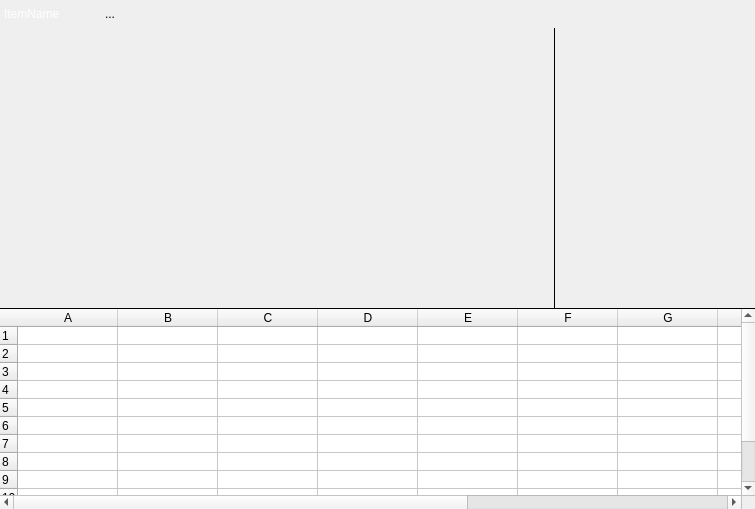
Qt form ApplicationUi/TopologyWidget.ui (kacerpetr/NNCreator) before a commit.
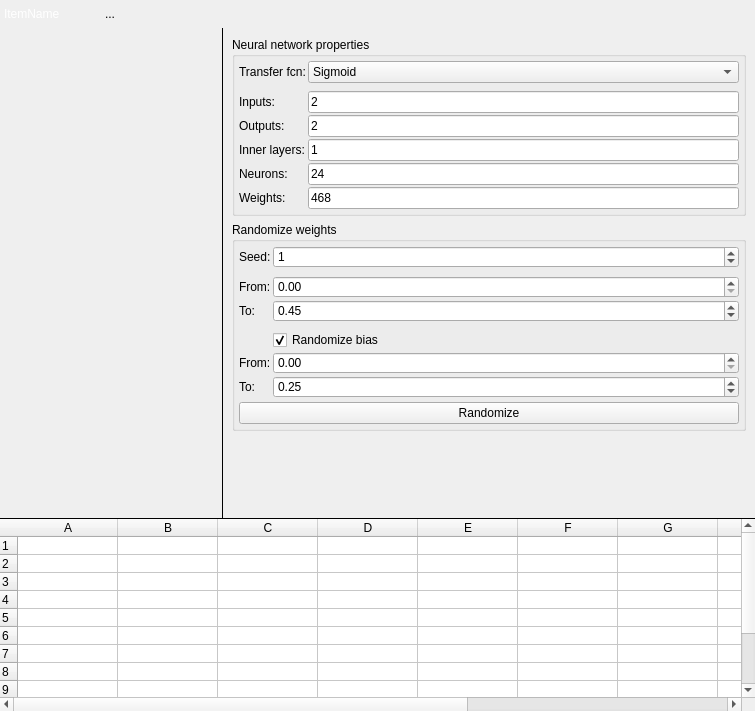
The same form after that commit. Icons and pictures are not drawn.

Commit message: Designed right part of topology editor (network properties, weight randomizing).

The edit to the form file:
```diff
--- a/ApplicationUi/TopologyWidget.ui
+++ b/ApplicationUi/TopologyWidget.ui
@@ -7,7 +7,7 @@
     <x>0</x>
     <y>0</y>
     <width>755</width>
-    <height>509</height>
+    <height>711</height>
    </rect>
   </property>
   <property name="sizePolicy">
@@ -206,7 +206,7 @@
      </property>
      <widget class="QSplitter" name="splitterH">
       <property name="sizePolicy">
-       <sizepolicy hsizetype="Expanding" vsizetype="Preferred">
+       <sizepolicy hsizetype="Preferred" vsizetype="Preferred">
         <horstretch>0</horstretch>
         <verstretch>1</verstretch>
        </sizepolicy>
@@ -231,7 +231,7 @@
       <widget class="QScrollArea" name="layerScrollArea">
        <property name="sizePolicy">
         <sizepolicy hsizetype="Preferred" vsizetype="Preferred">
-         <horstretch>1</horstretch>
+         <horstretch>2</horstretch>
          <verstretch>0</verstretch>
         </sizepolicy>
        </property>
@@ -258,8 +258,8 @@
          <rect>
           <x>0</x>
           <y>0</y>
-          <width>554</width>
-          <height>280</height>
+          <width>141</width>
+          <height>490</height>
          </rect>
         </property>
        </widget>
@@ -267,13 +267,13 @@
       <widget class="QFrame" name="frame">
        <property name="sizePolicy">
         <sizepolicy hsizetype="Preferred" vsizetype="Preferred">
-         <horstretch>0</horstretch>
+         <horstretch>2</horstretch>
          <verstretch>0</verstretch>
         </sizepolicy>
        </property>
        <property name="minimumSize">
         <size>
-         <width>200</width>
+         <width>250</width>
          <height>0</height>
         </size>
        </property>
@@ -283,6 +283,465 @@
        <property name="frameShadow">
         <enum>QFrame::Raised</enum>
        </property>
+       <layout class="QVBoxLayout" name="verticalLayout_2">
+        <item>
+         <widget class="QGroupBox" name="groupBox_2">
+          <property name="title">
+           <string>Neural network properties</string>
+          </property>
+          <layout class="QVBoxLayout" name="verticalLayout_3">
+           <property name="margin">
+            <number>4</number>
+           </property>
+           <item>
+            <layout class="QFormLayout" name="formLayout">
+             <property name="fieldGrowthPolicy">
+              <enum>QFormLayout::ExpandingFieldsGrow</enum>
+             </property>
+             <property name="horizontalSpacing">
+              <number>2</number>
+             </property>
+             <property name="verticalSpacing">
+              <number>2</number>
+             </property>
+             <item row="0" column="0">
+              <widget class="QLabel" name="label">
+               <property name="text">
+                <string>Transfer fcn:</string>
+               </property>
+              </widget>
+             </item>
+             <item row="0" column="1">
+              <widget class="QComboBox" name="comboBox">
+               <property name="sizePolicy">
+                <sizepolicy hsizetype="Expanding" vsizetype="Fixed">
+                 <horstretch>0</horstretch>
+                 <verstretch>0</verstretch>
+                </sizepolicy>
+               </property>
+               <property name="minimumSize">
+                <size>
+                 <width>0</width>
+                 <height>20</height>
+                </size>
+               </property>
+               <item>
+                <property name="text">
+                 <string>Sigmoid</string>
+                </property>
+               </item>
+               <item>
+                <property name="text">
+                 <string>Hyperbollic tangens</string>
+                </property>
+               </item>
+              </widget>
+             </item>
+             <item row="2" column="0">
+              <widget class="QLabel" name="label_10">
+               <property name="text">
+                <string>Inputs:</string>
+               </property>
+              </widget>
+             </item>
+             <item row="2" column="1">
+              <widget class="QLineEdit" name="lineEdit_4">
+               <property name="minimumSize">
+                <size>
+                 <width>0</width>
+                 <height>20</height>
+                </size>
+               </property>
+               <property name="text">
+                <string>2</string>
+               </property>
+               <property name="readOnly">
+                <bool>true</bool>
+               </property>
+              </widget>
+             </item>
+             <item row="3" column="0">
+              <widget class="QLabel" name="label_11">
+               <property name="text">
+                <string>Outputs:</string>
+               </property>
+              </widget>
+             </item>
+             <item row="3" column="1">
+              <widget class="QLineEdit" name="lineEdit_5">
+               <property name="minimumSize">
+                <size>
+                 <width>0</width>
+                 <height>20</height>
+                </size>
+               </property>
+               <property name="text">
+                <string>2</string>
+               </property>
+               <property name="readOnly">
+                <bool>true</bool>
+               </property>
+              </widget>
+             </item>
+             <item row="4" column="0">
+              <widget class="QLabel" name="label_7">
+               <property name="text">
+                <string>Inner layers:</string>
+               </property>
+              </widget>
+             </item>
+             <item row="4" column="1">
+              <widget class="QLineEdit" name="lineEdit">
+               <property name="minimumSize">
+                <size>
+                 <width>0</width>
+                 <height>20</height>
+                </size>
+               </property>
+               <property name="text">
+                <string>1</string>
+               </property>
+               <property name="readOnly">
+                <bool>true</bool>
+               </property>
+              </widget>
+             </item>
+             <item row="5" column="0">
+              <widget class="QLabel" name="label_8">
+               <property name="text">
+                <string>Neurons:</string>
+               </property>
+              </widget>
+             </item>
+             <item row="5" column="1">
+              <widget class="QLineEdit" name="lineEdit_2">
+               <property name="minimumSize">
+                <size>
+                 <width>0</width>
+                 <height>20</height>
+                </size>
+               </property>
+               <property name="text">
+                <string>24</string>
+               </property>
+               <property name="readOnly">
+                <bool>true</bool>
+               </property>
+              </widget>
+             </item>
+             <item row="6" column="0">
+              <widget class="QLabel" name="label_9">
+               <property name="text">
+                <string>Weights:</string>
+               </property>
+              </widget>
+             </item>
+             <item row="6" column="1">
+              <widget class="QLineEdit" name="lineEdit_3">
+               <property name="minimumSize">
+                <size>
+                 <width>0</width>
+                 <height>20</height>
+                </size>
+               </property>
+               <property name="text">
+                <string>468</string>
+               </property>
+               <property name="readOnly">
+                <bool>true</bool>
+               </property>
+              </widget>
+             </item>
+             <item row="1" column="1">
+              <spacer name="verticalSpacer_4">
+               <property name="orientation">
+                <enum>Qt::Vertical</enum>
+               </property>
+               <property name="sizeType">
+                <enum>QSizePolicy::Fixed</enum>
+               </property>
+               <property name="sizeHint" stdset="0">
+                <size>
+                 <width>20</width>
+                 <height>4</height>
+                </size>
+               </property>
+              </spacer>
+             </item>
+            </layout>
+           </item>
+          </layout>
+         </widget>
+        </item>
+        <item>
+         <widget class="QGroupBox" name="groupBox">
+          <property name="title">
+           <string>Randomize weights</string>
+          </property>
+          <layout class="QVBoxLayout" name="verticalLayout_4">
+           <property name="spacing">
+            <number>4</number>
+           </property>
+           <property name="margin">
+            <number>4</number>
+           </property>
+           <item>
+            <layout class="QFormLayout" name="formLayout_2">
+             <property name="sizeConstraint">
+              <enum>QLayout::SetDefaultConstraint</enum>
+             </property>
+             <property name="fieldGrowthPolicy">
+              <enum>QFormLayout::ExpandingFieldsGrow</enum>
+             </property>
+             <property name="horizontalSpacing">
+              <number>2</number>
+             </property>
+             <property name="verticalSpacing">
+              <number>2</number>
+             </property>
+             <item row="0" column="0">
+              <widget class="QLabel" name="label_2">
+               <property name="text">
+                <string>Seed:</string>
+               </property>
+              </widget>
+             </item>
+             <item row="0" column="1">
+              <widget class="QSpinBox" name="spinBox">
+               <property name="sizePolicy">
+                <sizepolicy hsizetype="Expanding" vsizetype="Fixed">
+                 <horstretch>0</horstretch>
+                 <verstretch>0</verstretch>
+                </sizepolicy>
+               </property>
+               <property name="minimumSize">
+                <size>
+                 <width>0</width>
+                 <height>20</height>
+                </size>
+               </property>
+               <property name="maximum">
+                <number>100000000</number>
+               </property>
+               <property name="value">
+                <number>1</number>
+               </property>
+              </widget>
+             </item>
+             <item row="2" column="0">
+              <widget class="QLabel" name="label_3">
+               <property name="text">
+                <string>From:</string>
+               </property>
+              </widget>
+             </item>
+             <item row="2" column="1">
+              <widget class="QDoubleSpinBox" name="doubleSpinBox">
+               <property name="sizePolicy">
+                <sizepolicy hsizetype="Expanding" vsizetype="Fixed">
+                 <horstretch>0</horstretch>
+                 <verstretch>0</verstretch>
+                </sizepolicy>
+               </property>
+               <property name="minimumSize">
+                <size>
+                 <width>0</width>
+                 <height>20</height>
+                </size>
+               </property>
+              </widget>
+             </item>
+             <item row="3" column="0">
+              <widget class="QLabel" name="label_4">
+               <property name="text">
+                <string>To:</string>
+               </property>
+              </widget>
+             </item>
+             <item row="3" column="1">
+              <widget class="QDoubleSpinBox" name="doubleSpinBox_2">
+               <property name="sizePolicy">
+                <sizepolicy hsizetype="Expanding" vsizetype="Fixed">
+                 <horstretch>0</horstretch>
+                 <verstretch>0</verstretch>
+                </sizepolicy>
+               </property>
+               <property name="minimumSize">
+                <size>
+                 <width>0</width>
+                 <height>20</height>
+                </size>
+               </property>
+               <property name="maximum">
+                <double>1.000000000000000</double>
+               </property>
+               <property name="singleStep">
+                <double>0.050000000000000</double>
+               </property>
+               <property name="value">
+                <double>0.450000000000000</double>
+               </property>
+              </widget>
+             </item>
+             <item row="5" column="1">
+              <widget class="QCheckBox" name="checkBox">
+               <property name="minimumSize">
+                <size>
+                 <width>0</width>
+                 <height>20</height>
+                </size>
+               </property>
+               <property name="text">
+                <string>Randomize bias</string>
+               </property>
+               <property name="checked">
+                <bool>true</bool>
+               </property>
+              </widget>
+             </item>
+             <item row="7" column="0">
+              <widget class="QLabel" name="label_5">
+               <property name="text">
+                <string>From:</string>
+               </property>
+              </widget>
+             </item>
+             <item row="7" column="1">
+              <widget class="QDoubleSpinBox" name="doubleSpinBox_3">
+               <property name="sizePolicy">
+                <sizepolicy hsizetype="Expanding" vsizetype="Fixed">
+                 <horstretch>0</horstretch>
+                 <verstretch>0</verstretch>
+                </sizepolicy>
+               </property>
+               <property name="minimumSize">
+                <size>
+                 <width>0</width>
+                 <height>20</height>
+                </size>
+               </property>
+               <property name="decimals">
+                <number>2</number>
+               </property>
+               <property name="maximum">
+                <double>1.000000000000000</double>
+               </property>
+               <property name="singleStep">
+                <double>0.050000000000000</double>
+               </property>
+               <property name="value">
+                <double>0.000000000000000</double>
+               </property>
+              </widget>
+             </item>
+             <item row="8" column="0">
+              <widget class="QLabel" name="label_6">
+               <property name="text">
+                <string>To:</string>
+               </property>
+              </widget>
+             </item>
+             <item row="8" column="1">
+              <widget class="QDoubleSpinBox" name="doubleSpinBox_4">
+               <property name="sizePolicy">
+                <sizepolicy hsizetype="Expanding" vsizetype="Fixed">
+                 <horstretch>0</horstretch>
+                 <verstretch>0</verstretch>
+                </sizepolicy>
+               </property>
+               <property name="minimumSize">
+                <size>
+                 <width>0</width>
+                 <height>20</height>
+                </size>
+               </property>
+               <property name="maximum">
+                <double>1.000000000000000</double>
+               </property>
+               <property name="singleStep">
+                <double>0.050000000000000</double>
+               </property>
+               <property name="value">
+                <double>0.250000000000000</double>
+               </property>
+              </widget>
+             </item>
+             <item row="4" column="1">
+              <spacer name="verticalSpacer_3">
+               <property name="orientation">
+                <enum>Qt::Vertical</enum>
+               </property>
+               <property name="sizeType">
+                <enum>QSizePolicy::Fixed</enum>
+               </property>
+               <property name="sizeHint" stdset="0">
+                <size>
+                 <width>20</width>
+                 <height>4</height>
+                </size>
+               </property>
+              </spacer>
+             </item>
+             <item row="1" column="1">
+              <spacer name="verticalSpacer_2">
+               <property name="orientation">
+                <enum>Qt::Vertical</enum>
+               </property>
+               <property name="sizeType">
+                <enum>QSizePolicy::Fixed</enum>
+               </property>
+               <property name="sizeHint" stdset="0">
+                <size>
+                 <width>20</width>
+                 <height>4</height>
+                </size>
+               </property>
+              </spacer>
+             </item>
+            </layout>
+           </item>
+           <item>
+            <widget class="QPushButton" name="pushButton_2">
+             <property name="sizePolicy">
+              <sizepolicy hsizetype="Expanding" vsizetype="Fixed">
+               <horstretch>0</horstretch>
+               <verstretch>0</verstretch>
+              </sizepolicy>
+             </property>
+             <property name="minimumSize">
+              <size>
+               <width>0</width>
+               <height>22</height>
+              </size>
+             </property>
+             <property name="maximumSize">
+              <size>
+               <width>16777215</width>
+               <height>22</height>
+              </size>
+             </property>
+             <property name="text">
+              <string>Randomize</string>
+             </property>
+            </widget>
+           </item>
+          </layout>
+         </widget>
+        </item>
+        <item>
+         <spacer name="verticalSpacer">
+          <property name="orientation">
+           <enum>Qt::Vertical</enum>
+          </property>
+          <property name="sizeHint" stdset="0">
+           <size>
+            <width>20</width>
+            <height>40</height>
+           </size>
+          </property>
+         </spacer>
+        </item>
+       </layout>
       </widget>
      </widget>
      <widget class="QTableWidget" name="tableWidget">
@@ -292,12 +751,6 @@
         <verstretch>0</verstretch>
        </sizepolicy>
       </property>
-      <property name="minimumSize">
-       <size>
-        <width>0</width>
-        <height>200</height>
-       </size>
-      </property>
       <property name="frameShape">
        <enum>QFrame::NoFrame</enum>
       </property>
```
The commit also changes 5 other files.
